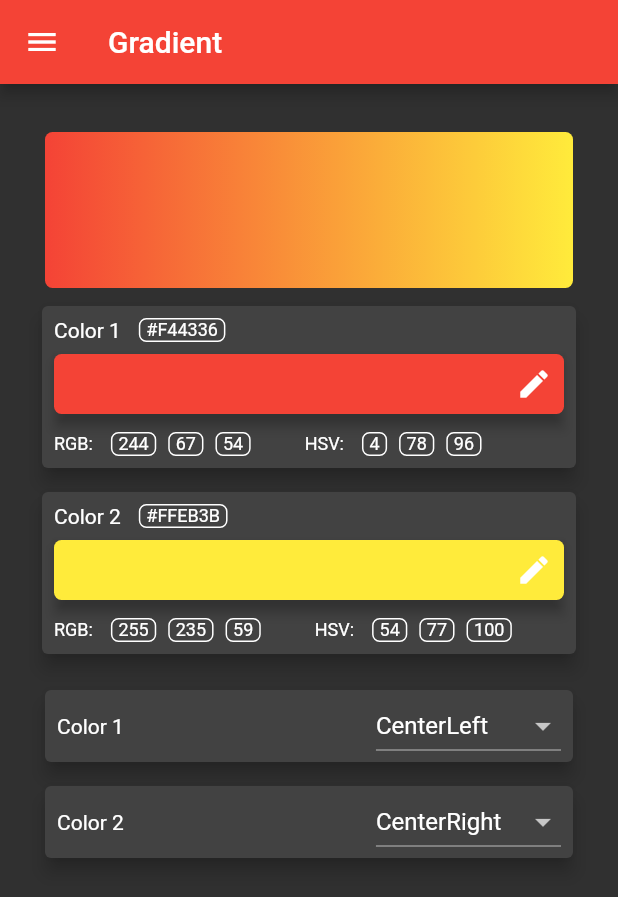
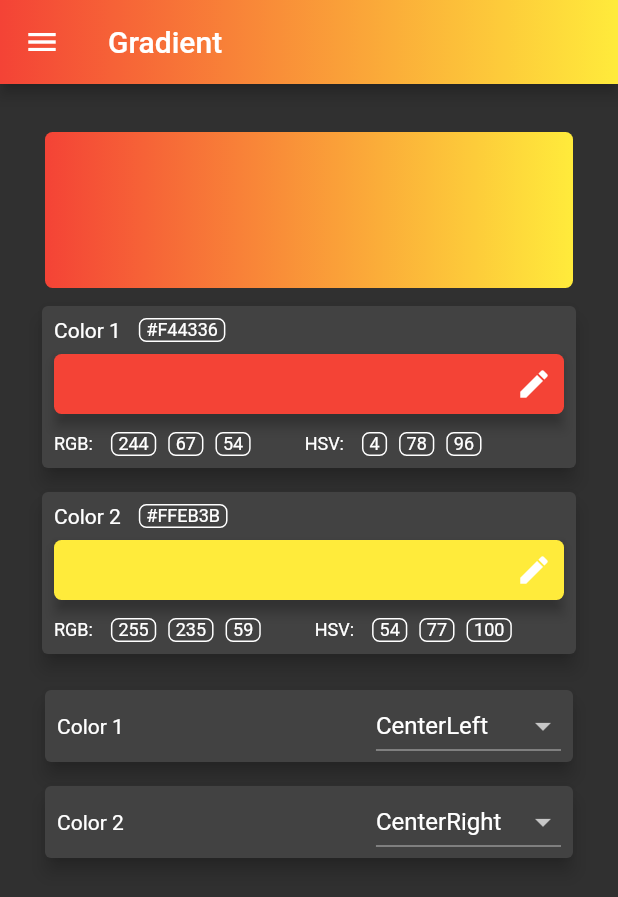
Before and after one commit to joesobo/Colorite, a Flutter app: the screen it shows after launch, in the side drawer, after a tap on "Gradient", on a phone screen of 412 x 824 dp. Shown: the top 897 px of the screen. Run offline on Flutter 3.47's test engine with Material 2 defaults, Android fonts, the phone set to English and light mode, and no system bars; our stand-ins replace gradient_app_bar, shared_preferences, sqflite; accounts and stored records are empty.

Commit message:
added gradient header to gradient page

```diff
--- a/lib/screens/gradient_page.dart
+++ b/lib/screens/gradient_page.dart
@@ -3,6 +3,7 @@ import 'package:colorite/components/popups/color_selector_popup.dart';
 import 'package:colorite/components/special_text.dart';
 import 'package:colorite/utilities/constants.dart';
 import 'package:flutter/material.dart';
+import 'package:gradient_app_bar/gradient_app_bar.dart';
 
 class GradientPage extends StatefulWidget {
   //TODO: add color saving when navigating between pages
@@ -26,7 +27,6 @@ class _GradientPageState extends State<GradientPage> {
 
   @override
   void initState() {
-
     if (color1 == null || color2 == null) {
       color1 = Colors.red;
       color2 = Colors.yellow;
@@ -37,9 +37,17 @@ class _GradientPageState extends State<GradientPage> {
   @override
   Widget build(BuildContext context) {
     return Scaffold(
-      appBar: AppBar(
+      appBar: GradientAppBar(
         title: Text('Gradient'),
-        backgroundColor: color1,
+        gradient: LinearGradient(
+          begin: Alignment.centerLeft,
+          end: Alignment.centerRight,
+          stops: [0, 1],
+          colors: [
+            color1,
+            color2,
+          ],
+        ),
         iconTheme: new IconThemeData(color: Colors.white),
       ),
       drawer: SideDrawer(color1: color1, color2: color2),
--- a/pubspec.yaml
+++ b/pubspec.yaml
@@ -14,6 +14,7 @@ dependencies:
   sqflite: ^1.1.6
   path_provider: ^1.2.0
   shared_preferences: ^0.5.3+4
+  gradient_app_bar: ^0.1.3
 
 dev_dependencies:
   flutter_test:
```
Also changed, not shown: pubspec.lock.
